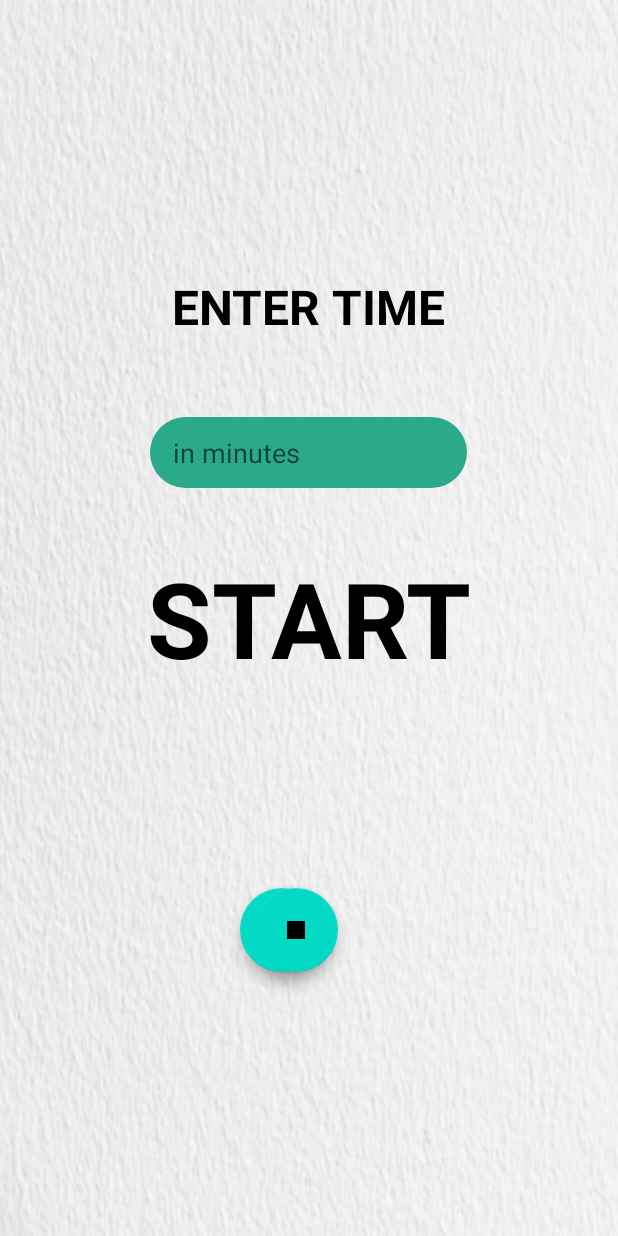
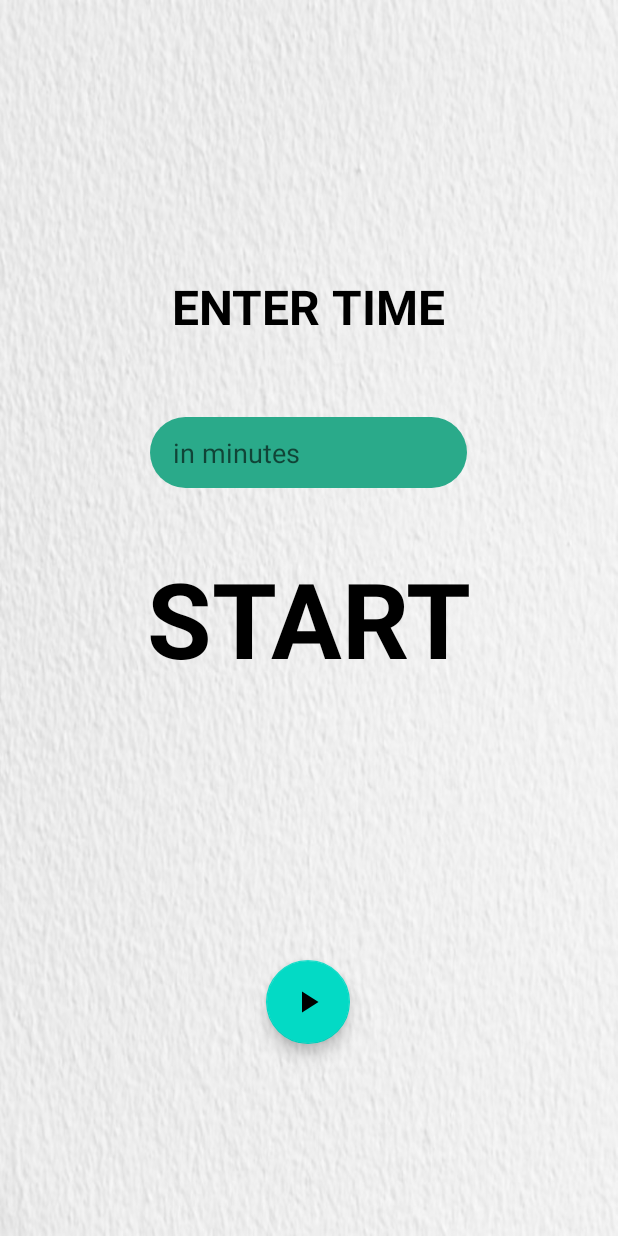
Before and after one commit to sanyam12/Veza, an Android app: the Timer screen opened directly, with no data from a screen before it, after a tap on an icon or button, on a phone screen of 412 x 824 dp. Run offline under Robolectric (Android 15) with nearby library versions, the phone set to English and light mode, and no system bars; 2 statements that could not run were skipped; 3 other taps on this screen came first.

Commit message:
timer working properly

```diff
--- a/app/src/main/java/com/unravel/veza/Timer.kt
+++ b/app/src/main/java/com/unravel/veza/Timer.kt
@@ -87,7 +87,12 @@ class Timer : AppCompatActivity() {
                 }
                 stopbt.setOnClickListener{
                     timerPause(timer)
+                    target = 0
                     i.text = "START"
+                    startbt.visibility = View.VISIBLE
+                    pausebt.visibility = View.GONE
+                    resumebt.visibility = View.GONE
+                    stopbt.visibility = View.GONE
                 }
             }
 
--- a/app/src/main/res/layout/activity_timer.xml
+++ b/app/src/main/res/layout/activity_timer.xml
@@ -83,36 +83,37 @@
         android:id="@+id/floatingActionButton"
         android:layout_width="wrap_content"
         android:layout_height="wrap_content"
-        android:layout_marginTop="68dp"
+        android:layout_marginBottom="128dp"
         android:clickable="true"
+        android:theme="@style/jungle_green"
+        app:layout_constraintBottom_toBottomOf="parent"
         app:layout_constraintEnd_toEndOf="parent"
-        android:theme="@style/jungle_green"
-        app:layout_constraintHorizontal_bias="0.411"
+        app:layout_constraintHorizontal_bias="0.391"
         app:layout_constraintStart_toStartOf="parent"
-        app:layout_constraintTop_toBottomOf="@+id/textView16"
         app:srcCompat="@drawable/ic_pause" />
 
     <com.google.android.material.floatingactionbutton.FloatingActionButton
         android:id="@+id/floatingActionButton2"
         android:layout_width="wrap_content"
         android:layout_height="wrap_content"
-        android:layout_marginTop="68dp"
-        android:layout_marginEnd="196dp"
+        android:layout_marginBottom="128dp"
         android:clickable="true"
+        app:layout_constraintBottom_toBottomOf="parent"
         app:layout_constraintEnd_toEndOf="parent"
-        app:layout_constraintTop_toBottomOf="@+id/textView16"
+        app:layout_constraintHorizontal_bias="0.391"
+        app:layout_constraintStart_toStartOf="parent"
         app:srcCompat="@drawable/ic_stop" />
 
     <com.google.android.material.floatingactionbutton.FloatingActionButton
         android:id="@+id/floatingActionButton4"
         android:layout_width="wrap_content"
         android:layout_height="wrap_content"
-        android:layout_marginTop="68dp"
+        android:layout_marginBottom="128dp"
         android:clickable="true"
+        app:layout_constraintBottom_toBottomOf="parent"
         app:layout_constraintEnd_toEndOf="parent"
-        app:layout_constraintHorizontal_bias="0.0"
-        app:layout_constraintStart_toEndOf="@+id/floatingActionButton"
-        app:layout_constraintTop_toBottomOf="@+id/textView16"
+        app:layout_constraintHorizontal_bias="0.619"
+        app:layout_constraintStart_toStartOf="parent"
         app:srcCompat="@drawable/ic_stop" />
 
 
```
